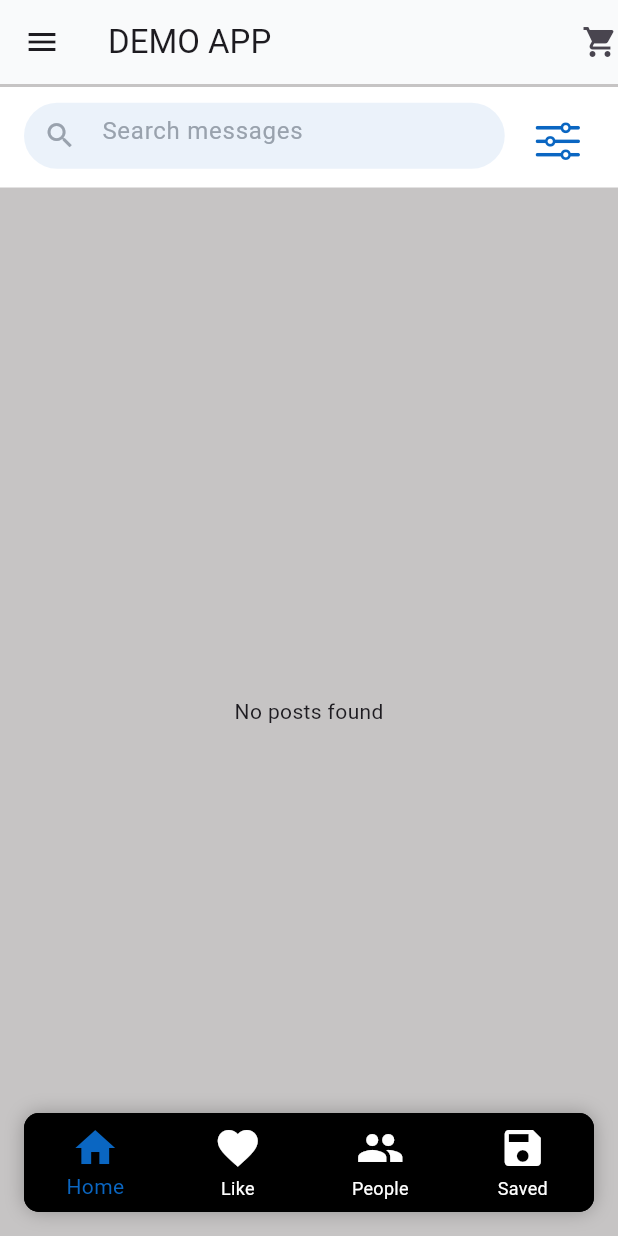
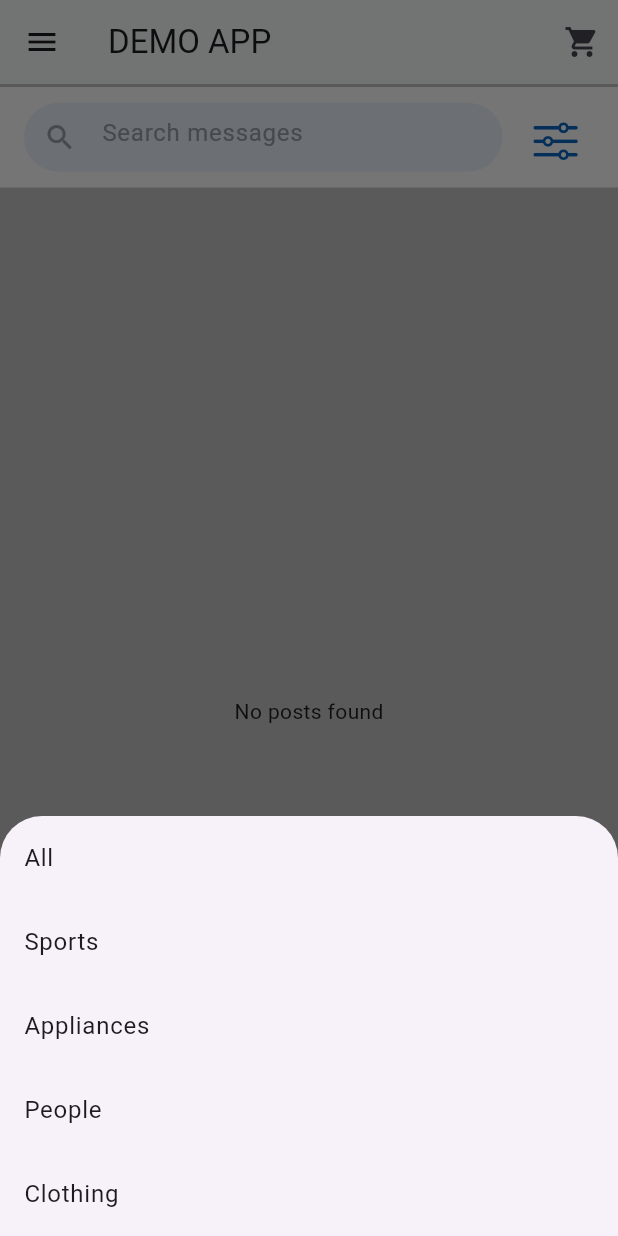
Before and after one commit to quant-1729/assignment, a Flutter app: the screen it shows after launch, after a tap on an icon or button, on a phone screen of 412 x 824 dp. Run offline on Flutter 3.47's test engine with Material 3 defaults, Android fonts, the phone set to English and light mode, and no system bars; our stand-ins replace connectivity_plus, sqflite; accounts and stored records are empty; network calls fail.

Commit message:
semifinal commit

```diff
--- a/lib/Services/api_services.dart
+++ b/lib/Services/api_services.dart
@@ -5,7 +5,7 @@ import 'package:flutter/material.dart';
 import 'package:http/http.dart' as http;
 import 'package:assignment/DTO/post_dto.dart';
 import 'package:assignment/Services/Dbservices/database_services.dart';
-class PostService {
+class ApiServices {
 
   Future<List<PostDTO>> fetchPostsfromapi(String url) async {
     final response = await http.get(Uri.parse(url));
--- a/lib/Views/Mainpage.dart
+++ b/lib/Views/Mainpage.dart
@@ -1,8 +1,7 @@
+import 'package:flutter/material.dart';
+import 'package:flutter/cupertino.dart';
 import 'package:assignment/Services/api_services.dart';
-import 'package:flutter/cupertino.dart';
-import 'package:flutter/material.dart';
 import 'package:assignment/Views/custom_card.dart';
-import 'package:http/http.dart';
 import '../DTO/post_dto.dart'; // Importing the separate class for cards
 
 class MainPage extends StatefulWidget {
@@ -12,12 +11,42 @@ class MainPage extends StatefulWidget {
 
 class _MainPageState extends State<MainPage> {
   late Future<List<PostDTO>> futurePosts;
-  TextEditingController search_controller= TextEditingController();
+
+  // For Advanced Task one
+  TextEditingController searchController = TextEditingController();
+
+  // For Advanced Task two
+  // Assuming some categories by our own
+  final List<String> categories = ['All', 'Sports', 'Appliances', 'People', 'Clothing'];
+  // Declaring the initial category as ALL as default
+  String selectedCategory = 'All';
 
   @override
   void initState() {
     super.initState();
-    futurePosts = PostService().fetchPosts(context);
+    futurePosts = ApiServices().fetchPosts(context); // Corrected to ApiService
+  }
+
+   showCategorySelectionMenu(BuildContext context) {
+     return showModalBottomSheet(
+      context: context,
+      builder: (BuildContext context) {
+        return ListView(
+          shrinkWrap: true,
+          children: categories.map((category) {
+            return ListTile(
+              title: Text(category),
+              onTap: () {
+                setState(() {
+                  selectedCategory = category;
+                });
+                Navigator.pop(context);
+              },
+            );
+          }).toList(),
+        );
+      },
+    );
   }
 
   @override
@@ -30,7 +59,12 @@ class _MainPageState extends State<MainPage> {
           backgroundColor: Color(0xFFF9FAFB),
           leading: Icon(Icons.menu), // Three line icon
           title: Text('DEMO APP'),
-          actions: [Icon(Icons.shopping_cart)], // Right most icon
+          actions: [
+            IconButton(
+              onPressed: () {},
+              icon: Icon(Icons.shopping_cart),
+            ), // Right most icon
+          ],
         ),
         body: Stack(
           children: [
@@ -40,17 +74,16 @@ class _MainPageState extends State<MainPage> {
                 Container(
                   height: 67,
                   decoration: BoxDecoration(color: Colors.white),
-                  padding: EdgeInsets.only(left: 16, right: 14.5, top: 10.5, bottom: 12.5),
+                  padding: EdgeInsets.symmetric(horizontal: 16, vertical: 10.5),
                   child: Row(
                     children: <Widget>[
                       Expanded(
                         child: TextField(
-                          controller: search_controller,
-                          onChanged: (value){
+                          controller: searchController,
+                          onChanged: (value) {
                             setState(() {
-                              // So as to change the UI when user types something in the textfield
+                              // To update UI based on text input
                             });
-
                           },
                           textAlignVertical: TextAlignVertical.center,
                           textAlign: TextAlign.start,
@@ -73,13 +106,16 @@ class _MainPageState extends State<MainPage> {
                       ),
                       SizedBox(width: 10), // Spacing between text field and image icon
                       IconButton(
-                        onPressed: () {},
+                        onPressed: () {
+                          // Implementing the categories feature through this icon
+                          showCategorySelectionMenu(context);
+                        },
                         icon: Icon(CupertinoIcons.slider_horizontal_3, size: 35, color: Color(0xFF0A66C2)),
                       ), // Replace with your asset
                     ],
                   ),
                 ),
-                Expanded(child: fetchcard(context)),
+                Expanded(child: fetchCard(context)), // Flexible to Expanded
               ],
             ),
             Align(
@@ -130,7 +166,7 @@ class _MainPageState extends State<MainPage> {
     );
   }
 
-  Widget fetchcard(BuildContext context) {
+  Widget fetchCard(BuildContext context) {
     return FutureBuilder<List<PostDTO>>(
       future: futurePosts,
       builder: (context, snapshot) {
@@ -143,15 +179,19 @@ class _MainPageState extends State<MainPage> {
         } else {
           var posts = snapshot.data!;
 
-          // Implementing the filer logic
-          if(search_controller.text.isNotEmpty){
-            posts = posts.where((posts)=>
-            // filetring by title
-              posts.title.toLowerCase().contains(search_controller.text.toLowerCase()) ||
-              posts.userId.toLowerCase().contains(search_controller.text.toLowerCase()) ||
-                posts.eventCategory.toLowerCase().contains(search_controller.text.toLowerCase())
-            ).toList();
+          // Implementing the filter logic
+          if (searchController.text.isNotEmpty) {
+            posts = posts.where((post) =>
+            post.title.toLowerCase().contains(searchController.text.toLowerCase()) ||
+                post.userId.toLowerCase().contains(searchController.text.toLowerCase()) ||
+                post.eventCategory.toLowerCase().contains(searchController.text.toLowerCase())).toList();
           }
+
+          // Implementing the category filter
+          if (selectedCategory != 'All') {
+            posts = posts.where((post) => post.eventCategory == selectedCategory).toList();
+          }
+
           return ListView.builder(
             itemCount: posts.length,
             itemBuilder: (context, index) {
--- a/lib/main.dart
+++ b/lib/main.dart
@@ -11,6 +11,8 @@ class MyApp extends StatelessWidget {
   // This widget is the root of your application.
   @override
   Widget build(BuildContext context) {
-    return MainPage();
+    return MaterialApp(
+
+        home: MainPage());
   }
 }
```
